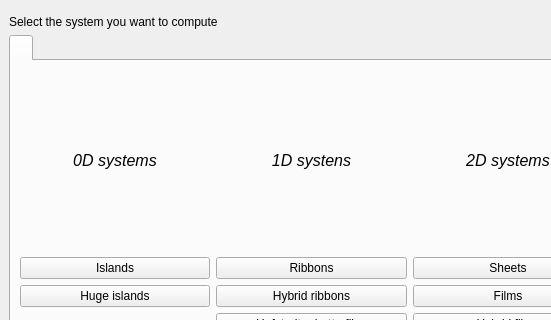
This is interface-pyqt/system_selection/interface.ui in joselado/quantum-lattice as Qt 5 draws it before an edit; both pictures show x 0 to 551 and y 200 to 520 of the 819 by 737 pixel window. The edited form follows.
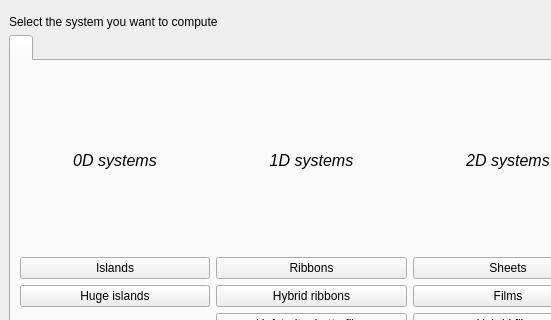
This is the edited form.

```diff
--- a/interface-pyqt/system_selection/interface.ui
+++ b/interface-pyqt/system_selection/interface.ui
@@ -173,7 +173,7 @@
              </font>
             </property>
             <property name="text">
-             <string>1D systens</string>
+             <string>1D systems</string>
             </property>
             <property name="alignment">
              <set>Qt::AlignCenter</set>
```
